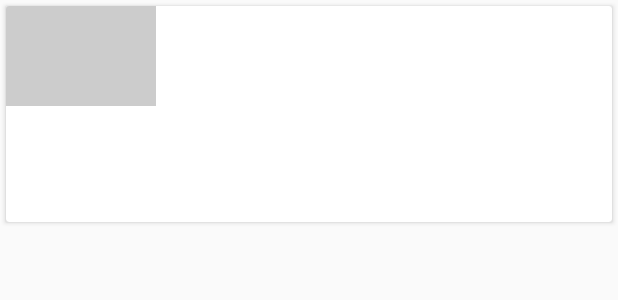
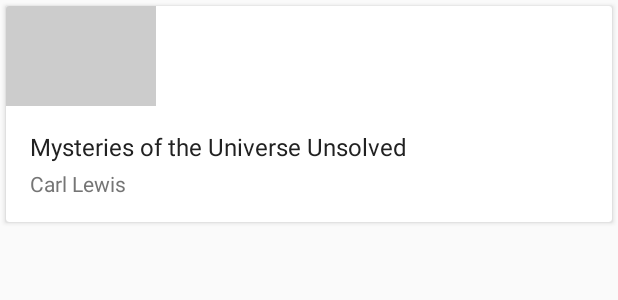
Before and after one commit to BenGoBlue05/xyzreader, an Android app: the layout list_item_article.xml on its own in the app's theme, with its tools: preview values and no code run, on a phone screen of 412 x 824 dp. Shown: the top 300 px of the screen. Run offline under Robolectric (Android 15) with nearby library versions, the phone set to English and light mode, and no system bars.

Commit message:
Change Text Colors in Main Screen

```diff
--- a/XYZReader/src/main/res/layout/list_item_article.xml
+++ b/XYZReader/src/main/res/layout/list_item_article.xml
@@ -1,5 +1,6 @@
 <android.support.v7.widget.CardView xmlns:android="http://schemas.android.com/apk/res/android"
     xmlns:app="http://schemas.android.com/apk/res-auto"
+    xmlns:tools="http://schemas.android.com/tools"
     android:layout_width="match_parent"
     android:layout_height="wrap_content"
     android:layout_marginLeft="4dp"
@@ -31,9 +32,10 @@
             android:paddingTop="16dp"
             android:paddingRight="16dp"
             android:paddingBottom="4dp"
-            android:textColor="@color/ltgray"
+            android:textColor="@color/primary_text"
             android:ellipsize="end"
-            android:maxLines="4" />
+            android:maxLines="4"
+            tools:text="Mysteries of the Universe Unsolved"/>
 
         <TextView
             android:id="@+id/article_subtitle"
@@ -43,10 +45,11 @@
             android:paddingLeft="16dp"
             android:paddingRight="16dp"
             android:paddingBottom="16dp"
-            android:textColor="#6000"
+            android:textColor="@color/secondary_text"
             android:maxLines="1"
             android:singleLine="true"
-            android:ellipsize="end" />
+            android:ellipsize="end"
+            tools:text="Carl Lewis"/>
     </LinearLayout>
 
 </android.support.v7.widget.CardView>
```
Also changed, not shown: 5 other files.
